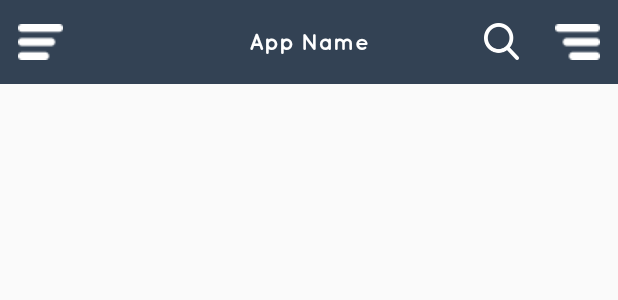
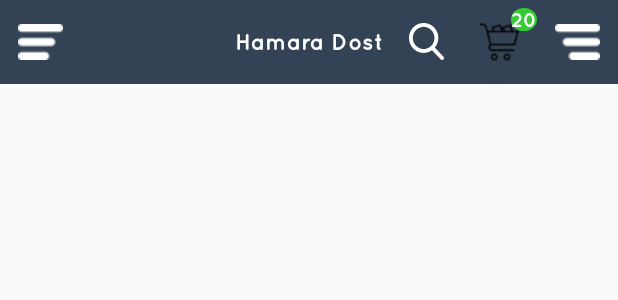
Before and after one commit to RajaniKantTiwari/myrepo, an Android app: the layout toolbar_layout.xml on its own in the app's theme, with its tools: preview values and no code run, on a phone screen of 412 x 824 dp. Shown: the top 300 px of the screen. Run offline under Robolectric (Android 15) with nearby library versions, the light colour scheme and no system bars.

Commit message:
work done

```diff
--- a/app/src/main/AndroidManifest.xml
+++ b/app/src/main/AndroidManifest.xml
@@ -48,6 +48,9 @@
         <activity android:name=".ui.activity.EditAddressActivity" />
         <activity android:name=".ui.activity.HelpsAndSupportActivity" />
         <activity android:name=".ui.dashboard.home.fragment.NewsMainActivity" />
+        <activity android:name=".ui.dashboard.home.fragment.MyOrderActivity" />
+
+
 
         <service
             android:name=".firebase.FirebaseIDService"
--- a/app/src/main/java/com/app/community/ui/dashboard/home/WelcomeHomeFragment.java
+++ b/app/src/main/java/com/app/community/ui/dashboard/home/WelcomeHomeFragment.java
@@ -38,7 +38,7 @@ import com.app.community.ui.dashboard.home.adapter.NewsAdapter;
 import com.app.community.ui.dashboard.home.adapter.OffersAdapter;
 import com.app.community.ui.dashboard.home.event.SearchProductEvent;
 import com.app.community.ui.dashboard.home.fragment.HomeFragment;
-import com.app.community.ui.dashboard.home.fragment.MyOrderFragment;
+import com.app.community.ui.dashboard.home.fragment.MyOrderActivity;
 import com.app.community.ui.dashboard.home.fragment.NewsFragment;
 import com.app.community.ui.dashboard.home.fragment.NewsMainActivity;
 import com.app.community.ui.dashboard.offer.OfferDetailsActivity;
@@ -161,7 +161,8 @@ public class WelcomeHomeFragment extends DashboardFragment implements NewsAdapte
         } else if (view == mWelcomeBinding.tvSearch) {
             ExplicitIntent.getsInstance().navigateTo(getActivity(), SearchActivity.class);
         } else if (view == mLastOrderBinding.layoutRating) {
-            mFragmentNavigation.pushFragment(MyOrderFragment.newInstance(mInt + 1));
+            ExplicitIntent.getsInstance().navigateTo(getDashboardActivity(),MyOrderActivity.class);
+            //mFragmentNavigation.pushFragment(MyOrderActivity.newInstance(mInt + 1));
         }
     }
 
--- a/app/src/main/java/com/app/community/utils/AppConstants.java
+++ b/app/src/main/java/com/app/community/utils/AppConstants.java
@@ -29,7 +29,7 @@ public interface AppConstants {
     int HOME = 0;
     int ORDER = 1;
     int YOURADDRESS = 2;
-    int YOURCREDIT = 3;
+    int MYORDER = 3;
     int NOTIFICATION = 4;
     int ABOUTUS = 5;
     int HELPSUPPORT = 6;
--- a/app/src/main/java/com/app/community/utils/CommonUtils.java
+++ b/app/src/main/java/com/app/community/utils/CommonUtils.java
@@ -292,7 +292,7 @@ public class CommonUtils {
 
     public static String getDay(String dateTime) {
         SimpleDateFormat sdf = new SimpleDateFormat("yyyy-MM-dd HH:mm:ss");
-        sdf.setTimeZone(TimeZone.getTimeZone("GMT"));
+        sdf.setTimeZone(TimeZone.getTimeZone("UTC"));
         Date date = null;
         try {
             date = sdf.parse(dateTime);
--- a/app/src/main/java/com/app/community/utils/GeneralConstant.java
+++ b/app/src/main/java/com/app/community/utils/GeneralConstant.java
@@ -60,7 +60,7 @@ public interface GeneralConstant {
 
     int SUBSCRIPTION = 1;
     int SUBSCRIPTION_DETAIL = 2;
-    int PAYMENT_HEIGHT = 44;
+    int PAYMENT_HEIGHT = 46;
     String IMAGE_LIST = "image_list";
     String POSITION = "position";
     long ANIMATION_TIME = 500;
--- /dev/null
+++ b/app/src/main/res/drawable/black_cart_dot.xml
@@ -0,0 +1,6 @@
+<?xml version="1.0" encoding="utf-8"?>
+<shape xmlns:android="http://schemas.android.com/apk/res/android"
+    android:shape="oval">
+    <solid android:color="@color/doctor_charge_color" />
+    <size android:width="@dimen/margin_15" android:height="@dimen/margin_15"/>
+</shape>
--- a/app/src/main/res/layout/help_place_row.xml
+++ b/app/src/main/res/layout/help_place_row.xml
@@ -12,7 +12,7 @@
     <ImageView
         android:id="@+id/ivPlace"
         style="@style/image_70"
-        android:src="@drawable/app_icon"/>
+        android:scaleType="fitXY"/>
     <LinearLayout
         android:layout_width="@dimen/margin_70"
         android:layout_height="wrap_content"
--- a/app/src/main/res/layout/toolbar_layout.xml
+++ b/app/src/main/res/layout/toolbar_layout.xml
@@ -19,32 +19,60 @@
                 android:layout_centerVertical="true"
                 android:background="@android:color/transparent"
                 android:padding="@dimen/margin_12"
-                android:src="@drawable/hamberg_icon"/>
+                android:src="@drawable/hamberg_icon" />
+
             <com.app.community.widget.CustomTextView
                 android:id="@+id/tvHeading"
                 style="@style/textview_title_wrap"
-                android:textColor="@color/white"
                 android:layout_centerInParent="true"
                 android:text="@string/app_name"
-                />
+                android:textColor="@color/white" />
+
             <ImageView
                 android:id="@+id/ivSearch"
                 style="@style/wrap_wrap"
                 android:layout_centerVertical="true"
+                android:layout_toStartOf="@+id/layoutCart"
                 android:background="@android:color/transparent"
                 android:contentDescription="@null"
                 android:padding="@dimen/margin_12"
-                android:layout_toStartOf="@+id/ivRightDrawer"
-                android:src="@drawable/ic_search_white"
-                 />
+                android:src="@drawable/ic_search_white" />
+
+            <RelativeLayout
+                android:id="@+id/layoutCart"
+                style="@style/wrap_wrap"
+                android:layout_width="@dimen/margin_50"
+                android:layout_toStartOf="@+id/ivRightDrawer">
+                <ImageView
+                    android:id="@+id/ivCart"
+                    style="@style/wrap_wrap"
+                    android:layout_centerVertical="true"
+                    android:background="@drawable/black_dot"
+                    android:contentDescription="@null"
+                    android:padding="@dimen/margin_12"
+                    android:src="@drawable/shopping_cart"
+                    />
+                <com.app.community.widget.CustomTextView
+                    android:id="@+id/tvPastOrder"
+                    style="@style/textview_description_ex_large_wrap"
+                    android:layout_marginTop="@dimen/margin_5"
+                    android:text="20"
+                    android:background="@drawable/black_cart_dot"
+                    android:textAllCaps="true"
+                    android:textColor="@color/white"
+                    android:layout_alignParentEnd="true"
+                    />
+
+            </RelativeLayout>
+
             <ImageView
                 android:id="@+id/ivRightDrawer"
                 style="@style/wrap_wrap"
+                android:layout_alignParentEnd="true"
                 android:layout_centerVertical="true"
-                android:layout_alignParentEnd="true"
                 android:background="@android:color/transparent"
                 android:padding="@dimen/margin_12"
-                android:src="@drawable/hamberg_right"/>
+                android:src="@drawable/hamberg_right" />
         </RelativeLayout>
     </android.support.v7.widget.Toolbar>
 </layout>
```
Also changed, not shown: app/src/main/java/com/app/community/ui/dashboard/DashBoardActivity.java (+3 -6 lines), app/src/main/java/com/app/community/ui/dashboard/home/fragment/MyOrderActivity.java (renamed from app/src/main/java/com/app/community/ui/dashboard/home/fragment/MyOrderFragment.java, +23 -29 lines), app/src/main/java/com/app/community/ui/dashboard/home/fragment/NewsMainActivity.java (+0 -7 lines), app/src/main/res/layout/layout_drawer_left.xml (+3 -11 lines), app/src/main/res/values/strings.xml (+6 -4 lines), app/src/main/res/drawable/edit.png (added), app/src/main/res/drawable/shopping_cart.png (added).
